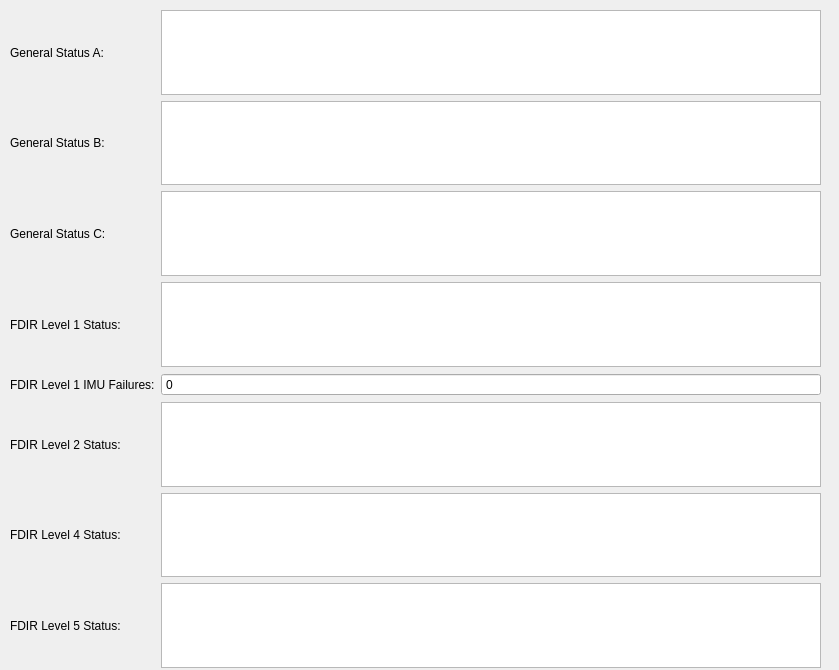
The window that src/lib/visualization/StatusControl.ui (jmaye/libposlv) describes before a commit, drawn with Qt 5.
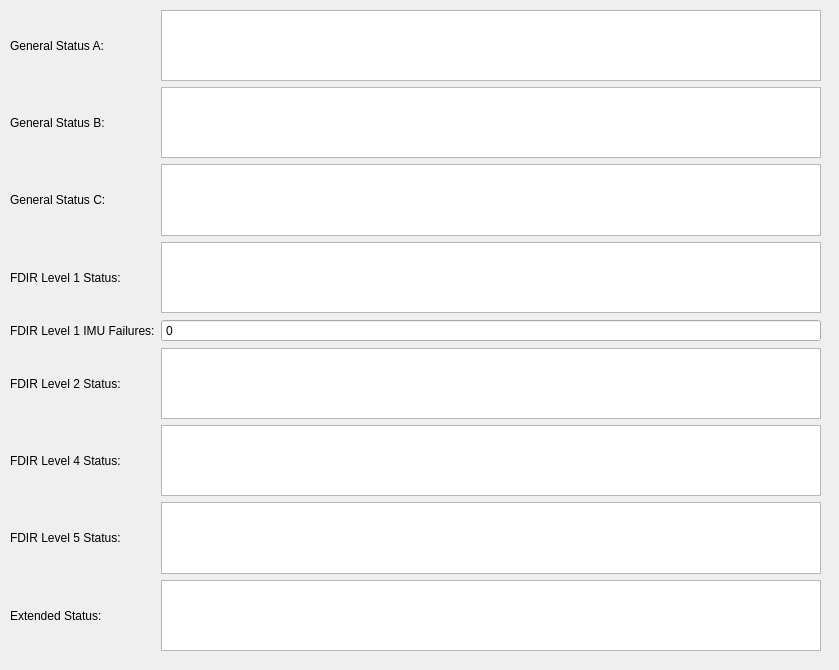
The same window after the commit.

```diff
--- a/src/lib/visualization/StatusControl.ui
+++ b/src/lib/visualization/StatusControl.ui
@@ -19,7 +19,7 @@
      <x>10</x>
      <y>10</y>
      <width>811</width>
-     <height>749</height>
+     <height>641</height>
     </rect>
    </property>
    <layout class="QGridLayout" name="statusLayout">
```
